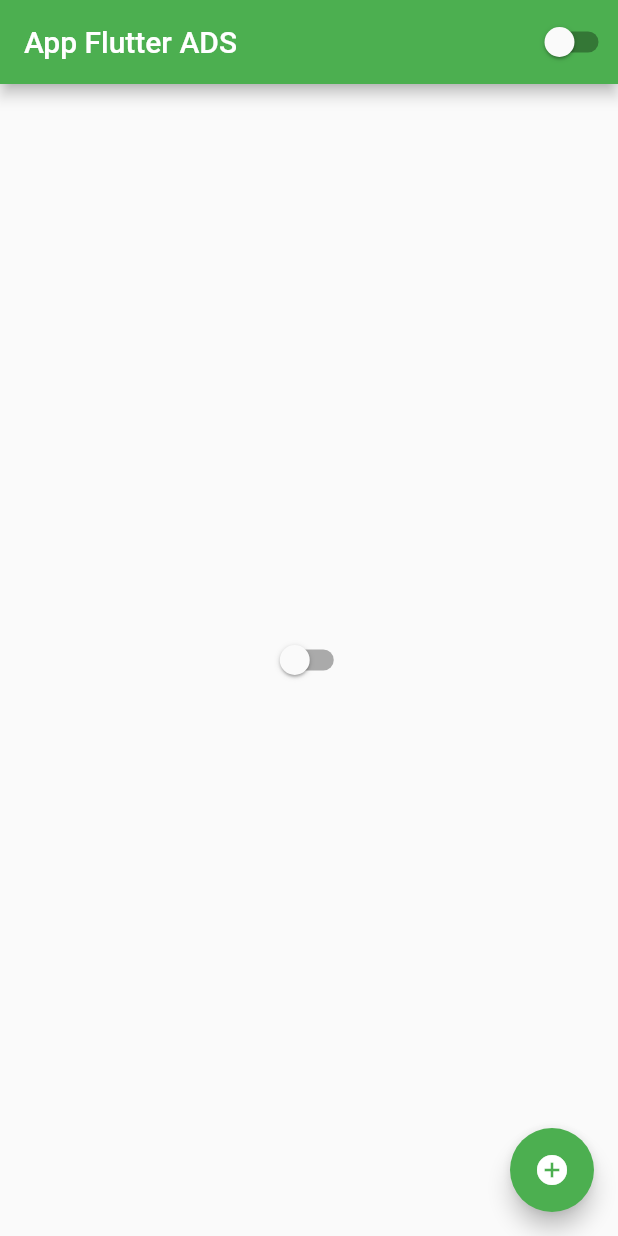
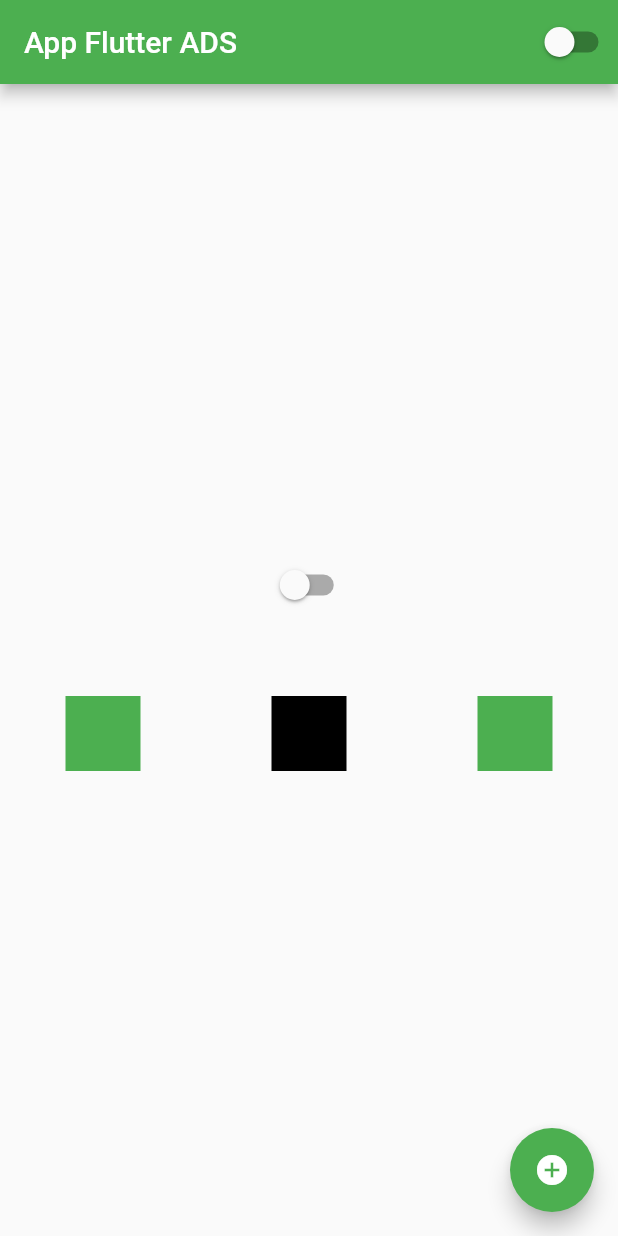
Before and after one commit to carlosviniamar/Dispositivo_Moveis, a Flutter app: the screen it shows after launch, on a phone screen of 412 x 824 dp. Run offline on Flutter 3.47's test engine with Material 2 defaults, Android fonts, the phone set to English and light mode, and no system bars.

Commit message:
Versão 2.4
Rows - linhas

```diff
--- a/lib/home_page.dart
+++ b/lib/home_page.dart
@@ -24,6 +24,29 @@ class HomePageState extends State<HomePage> {
           mainAxisAlignment: MainAxisAlignment.center,
           children: [
             Center(child: CustomSwitch()),
+            Container(
+              height: 50, //espaçamento entre o botão e o container
+            ),
+            Row(
+                mainAxisAlignment: MainAxisAlignment.spaceAround,
+                crossAxisAlignment: CrossAxisAlignment.center,
+                children: [
+                  Container(
+                    width: 50,
+                    height: 50,
+                    color: Colors.green,
+                  ),
+                  Container(
+                    width: 50,
+                    height: 50,
+                    color: Colors.black,
+                  ),
+                  Container(
+                    width: 50,
+                    height: 50,
+                    color: Colors.green,
+                  )
+                ]),
           ],
         ),
       ),
```
